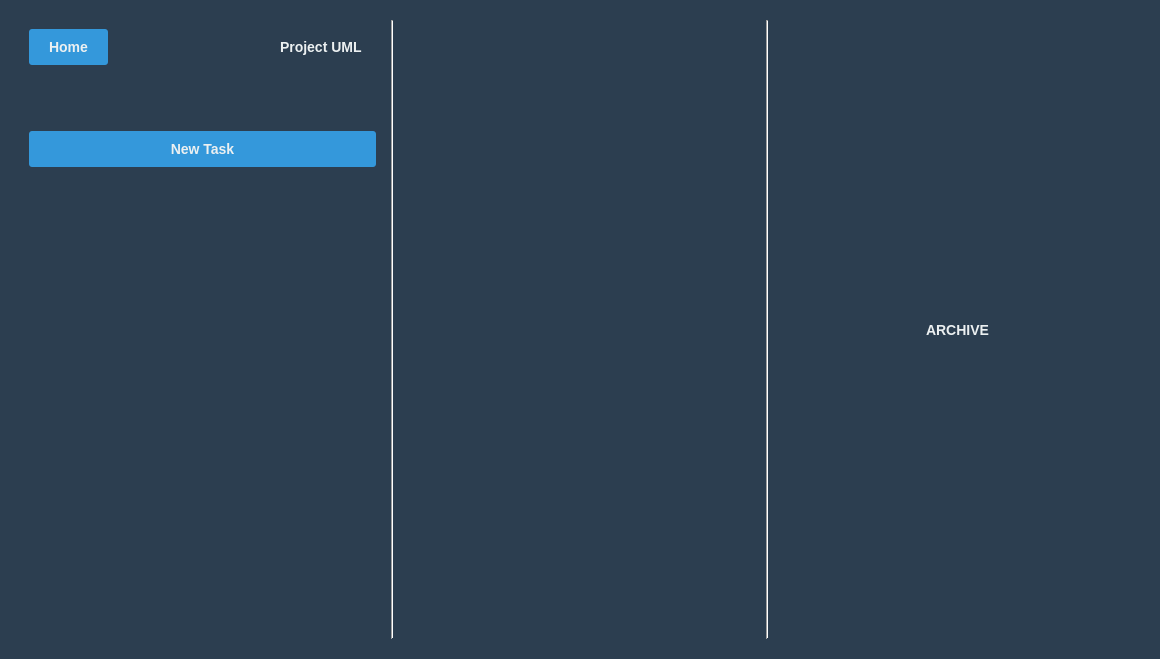
This is Client/dashboard.ui in amirsoleimani7/AP_Project as Qt 5 draws it before an edit. The edited form follows.
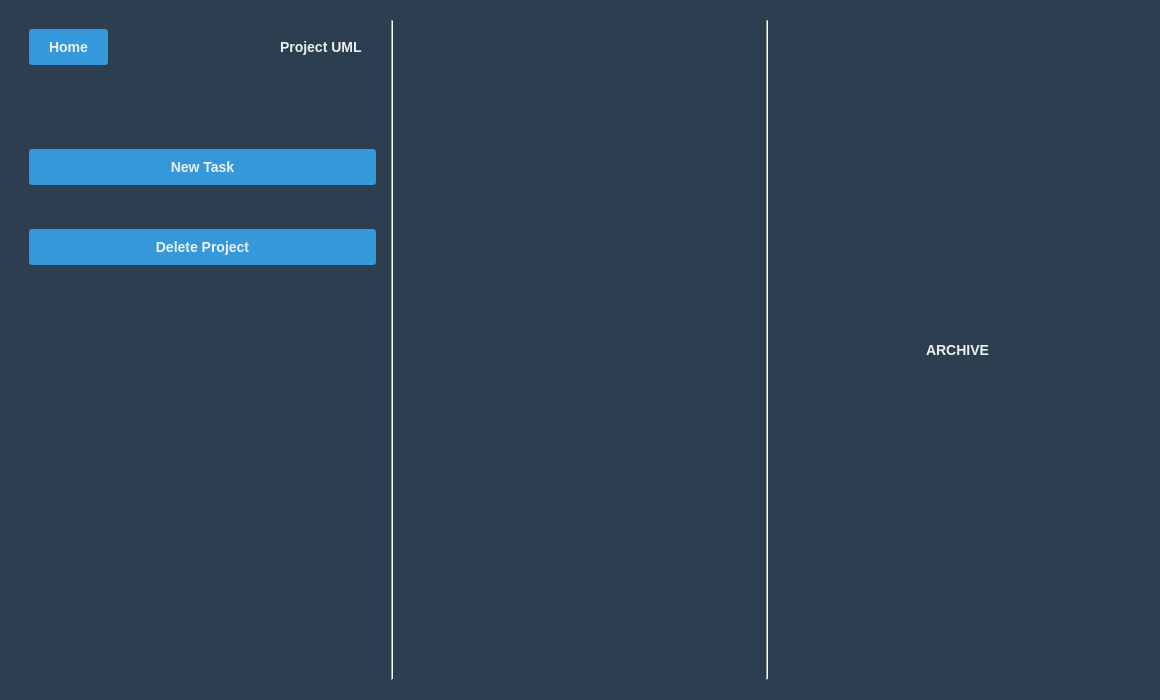
This is the edited form. The open tabs and pages were chosen to show the change.

```diff
--- a/Client/dashboard.ui
+++ b/Client/dashboard.ui
@@ -7,7 +7,7 @@
     <x>0</x>
     <y>0</y>
     <width>1160</width>
-    <height>659</height>
+    <height>700</height>
    </rect>
   </property>
   <property name="windowTitle">
@@ -154,6 +154,19 @@
              </item>
             </layout>
            </item>
+           <item>
+            <spacer name="verticalSpacer_62">
+             <property name="orientation">
+              <enum>Qt::Vertical</enum>
+             </property>
+             <property name="sizeHint" stdset="0">
+              <size>
+               <width>20</width>
+               <height>40</height>
+              </size>
+             </property>
+            </spacer>
+           </item>
            <item>
             <widget class="QPushButton" name="ProjectNewTaskButton">
              <property name="text">
@@ -161,6 +174,26 @@
              </property>
             </widget>
            </item>
+           <item>
+            <spacer name="verticalSpacer">
+             <property name="orientation">
+              <enum>Qt::Vertical</enum>
+             </property>
+             <property name="sizeHint" stdset="0">
+              <size>
+               <width>20</width>
+               <height>40</height>
+              </size>
+             </property>
+            </spacer>
+           </item>
+           <item>
+            <widget class="QPushButton" name="pushButton_delete_project">
+             <property name="text">
+              <string>Delete Project</string>
+             </property>
+            </widget>
+           </item>
            <item>
             <spacer name="verticalSpacer_13">
              <property name="orientation">
```
Left out of the diff: 40 changed lines with no effect on the pictures.
